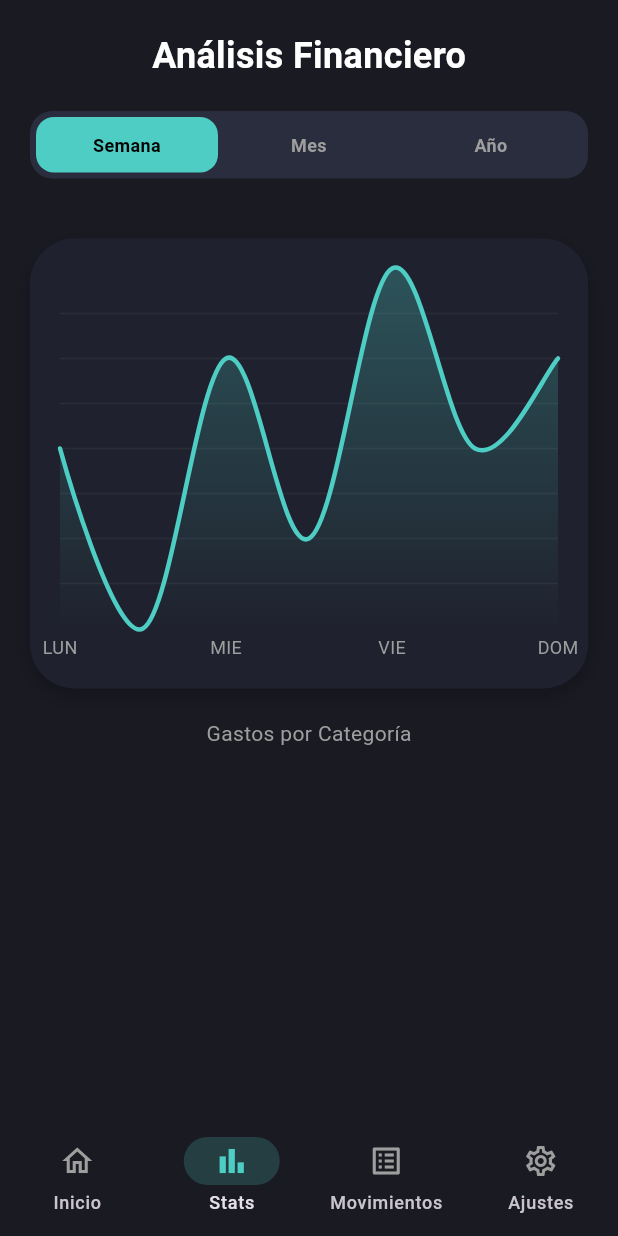
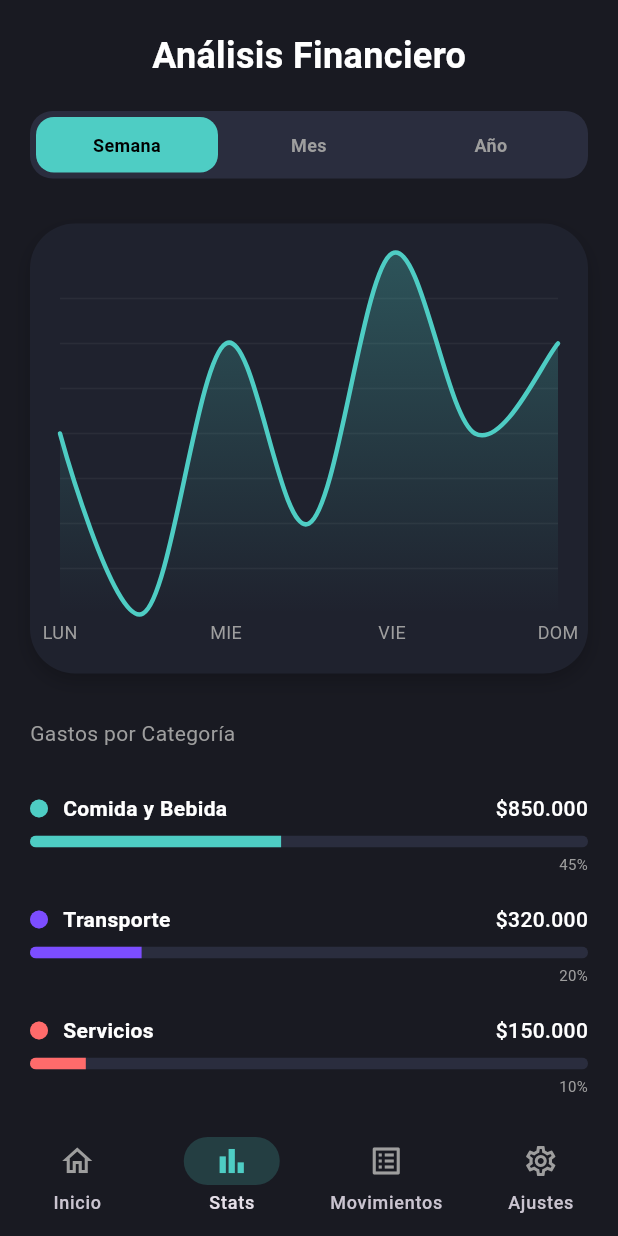
Before and after one commit to AndresCastilloPlata/balancea, a Flutter app: the screen it shows after launch, item 2 of the bottom bar chosen, on a phone screen of 412 x 824 dp. Run offline on Flutter 3.47's test engine with Material 3 defaults, Android fonts, the phone set to English and light mode, and no system bars; drawn by our look-alikes of fl_chart; our stand-ins replace go_router.

Commit message:
Feat: Implementación de lista StatsCategories con barras de progreso y layout Scrollable en StatsScreen

```diff
--- a/lib/presentation/screens/stats_screen.dart
+++ b/lib/presentation/screens/stats_screen.dart
@@ -1,5 +1,6 @@
+import 'package:flutter/material.dart';
 import 'package:balancea/presentation/widgets/stats/chart_container.dart';
-import 'package:flutter/material.dart';
+import 'package:balancea/presentation/widgets/stats/stats_categories.dart';
 
 class StatsScreen extends StatelessWidget {
   const StatsScreen({super.key});
@@ -40,15 +41,24 @@ class StatsScreen extends StatelessWidget {
                 ],
               ),
             ),
-            const SizedBox(height: 20),
+            const SizedBox(height: 10),
             // Grafica
             ChartContainer(),
 
             // Resumen gastos
-            const Text(
-              "Gastos por Categoría",
-              style: TextStyle(color: Colors.grey, fontSize: 14),
+            const Padding(
+              padding: EdgeInsets.symmetric(horizontal: 20, vertical: 10),
+              child: Align(
+                alignment: Alignment.centerLeft,
+                child: Text(
+                  "Gastos por Categoría",
+                  style: TextStyle(color: Colors.grey, fontSize: 14),
+                ),
+              ),
             ),
+
+            // Lista categorias
+            Expanded(child: StatsCategories()),
           ],
         ),
       ),
--- /dev/null
+++ b/lib/presentation/widgets/stats/stats_categories.dart
@@ -0,0 +1,126 @@
+import 'package:flutter/material.dart';
+
+class StatsCategories extends StatelessWidget {
+  const StatsCategories({super.key});
+
+  @override
+  Widget build(BuildContext context) {
+    return ListView.builder(
+      padding: const EdgeInsets.only(top: 10, bottom: 20),
+      itemCount: _dummyCategories.length,
+
+      itemBuilder: (context, index) {
+        final category = _dummyCategories[index];
+        return _CategoryItem(category: category);
+      },
+    );
+  }
+}
+
+class _CategoryItem extends StatelessWidget {
+  final Map<String, dynamic> category;
+  const _CategoryItem({required this.category});
+
+  @override
+  Widget build(BuildContext context) {
+    final double percentage = category['percentage'];
+    final Color color = category['color'];
+
+    return Container(
+      margin: const EdgeInsets.symmetric(horizontal: 20, vertical: 10),
+      child: Column(
+        children: [
+          // Nombre + Monto
+          Row(
+            mainAxisAlignment: MainAxisAlignment.spaceBetween,
+            children: [
+              Row(
+                children: [
+                  // Punto Indicador
+                  Container(
+                    width: 12,
+                    height: 12,
+                    decoration: BoxDecoration(
+                      color: color,
+                      shape: BoxShape.circle,
+                      boxShadow: [
+                        BoxShadow(color: color.withValues(alpha: 0.5)),
+                      ],
+                    ),
+                  ),
+                  const SizedBox(width: 10),
+                  Text(
+                    category['name'],
+                    style: const TextStyle(
+                      color: Colors.white,
+                      fontWeight: FontWeight.bold,
+                      fontSize: 14,
+                    ),
+                  ),
+                ],
+              ),
+              Text(
+                '\$${category['amount']}',
+                style: const TextStyle(
+                  color: Colors.white,
+                  fontWeight: FontWeight.w500,
+                  fontSize: 14,
+                ),
+              ),
+            ],
+          ),
+          const SizedBox(height: 8),
+
+          // Barra progreso
+          ClipRRect(
+            borderRadius: BorderRadius.circular(10),
+            child: LinearProgressIndicator(
+              value: percentage,
+              backgroundColor: const Color(0xFF2A2D3E),
+              color: color,
+              minHeight: 8,
+            ),
+          ),
+          const SizedBox(height: 4),
+
+          // Texto porcentajo
+          Align(
+            alignment: Alignment.centerRight,
+            child: Text(
+              '${(percentage * 100).toInt()}%',
+              style: TextStyle(color: Colors.grey[500], fontSize: 10),
+            ),
+          ),
+        ],
+      ),
+    );
+  }
+}
+
+// --- DATOS FALSOS ---
+final List<Map<String, dynamic>> _dummyCategories = [
+  {
+    'name': 'Comida y Bebida',
+    'amount': '850.000',
+    'percentage': 0.45, // 45%
+    'color': const Color(0xFF4ECDC4), // Turquesa
+  },
+  {
+    'name': 'Transporte',
+    'amount': '320.000',
+    'percentage': 0.20, // 20%
+    'color': const Color(0xFF7C4DFF), // Violeta
+  },
+  {
+    'name': 'Servicios',
+    'amount': '150.000',
+    'percentage': 0.10, // 10%
+    'color': const Color(0xFFFF6B6B), // Rojo
+  },
+  {
+    'name': 'Entretenimiento',
+    'amount': '200.000',
+    'percentage': 0.15, // 15%
+    'color': Colors.orangeAccent,
+  },
+];
```
